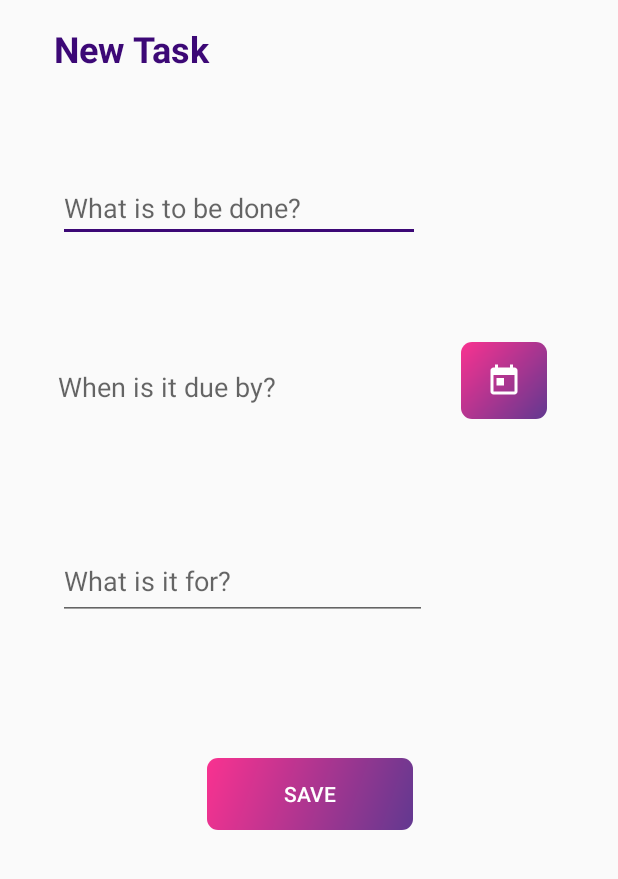
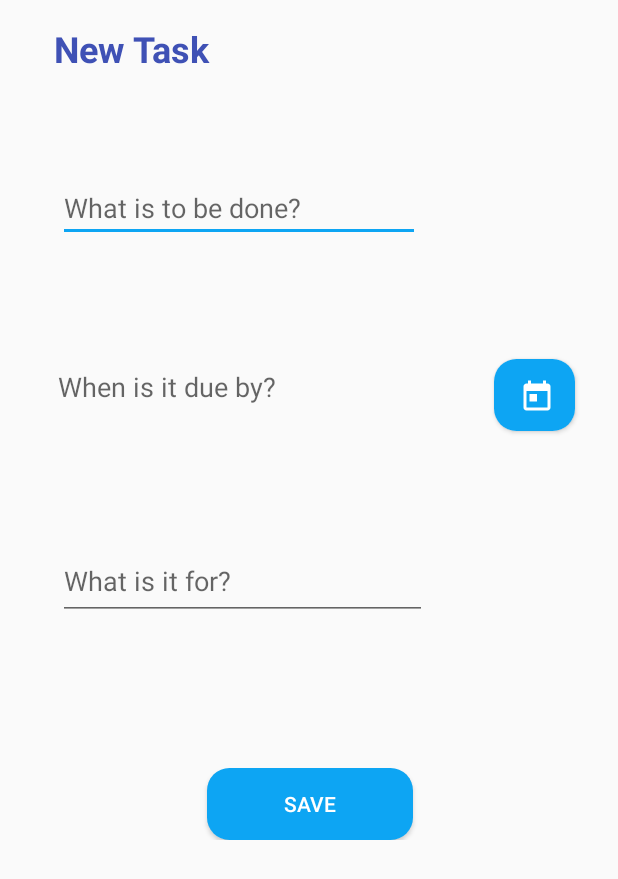
Before and after one commit to yvmatts28/Finite, an Android app: the layout fragment_save_task.xml on its own in the app's theme, with its tools: preview values and no code run, on a phone screen of 412 x 824 dp. Shown: the top 879 px of the screen. Run offline under Robolectric (Android 15) with nearby library versions, the phone set to English and light mode, and no system bars.

Commit message:
Problem with SQLite Db. Splash Screen & Colors Added.

```diff
--- a/app/build.gradle
+++ b/app/build.gradle
@@ -24,7 +24,7 @@ android {
 
 dependencies {
     implementation fileTree(dir: 'libs', include: ['*.jar'])
-    implementation"org.jetbrains.kotlin:kotlin-stdlib-jre7:$kotlin_version"
+    implementation "org.jetbrains.kotlin:kotlin-stdlib-jre7:$kotlin_version"
     implementation 'com.android.support:appcompat-v7:26.1.0'
     implementation 'com.android.support.constraint:constraint-layout:1.0.2'
     compile 'com.android.support:appcompat-v7:26.0.0-alpha1'
--- a/app/src/main/java/com/technology/olympian/finite/Activity/MainActivity.kt
+++ b/app/src/main/java/com/technology/olympian/finite/Activity/MainActivity.kt
@@ -39,7 +39,7 @@ class MainActivity : AppCompatActivity(),FullScreenDialogFragment.OnDiscardListe
 
 
 
-        fab_menu.addTask.setOnClickListener {
+        fab_add.setOnClickListener {
 
             var saveFragment = FullScreenDialogFragment.Builder(this@MainActivity)
                     .setTitle(" ")
--- a/app/src/main/res/layout/fragment_save_task.xml
+++ b/app/src/main/res/layout/fragment_save_task.xml
@@ -9,6 +9,7 @@
     <LinearLayout
         android:layout_width="match_parent"
         android:layout_height="match_parent">
+
         <ScrollView
             android:layout_width="match_parent"
             android:layout_height="match_parent"
@@ -69,40 +70,6 @@
                     app:layout_constraintStart_toStartOf="parent"
                     app:layout_constraintTop_toBottomOf="@+id/dateText" />
 
-                <ImageButton
-                    android:id="@+id/calendarBtn"
-                    android:layout_width="57dp"
-                    android:layout_height="51dp"
-                    android:layout_marginBottom="8dp"
-                    android:layout_marginEnd="8dp"
-                    android:layout_marginStart="8dp"
-                    android:layout_marginTop="8dp"
-                    android:background="@drawable/grad"
-
-                    android:src="@drawable/ic_calendar_24dp"
-                    app:layout_constraintBottom_toBottomOf="parent"
-                    app:layout_constraintEnd_toEndOf="parent"
-                    app:layout_constraintHorizontal_bias="0.4"
-                    app:layout_constraintStart_toEndOf="@+id/dateText"
-                    app:layout_constraintTop_toTopOf="parent"
-                    app:layout_constraintVertical_bias="0.444" />
-
-                <Button
-                    android:id="@+id/saveBtn"
-                    android:layout_width="137dp"
-                    android:layout_height="wrap_content"
-                    android:layout_marginEnd="8dp"
-                    android:layout_marginStart="8dp"
-                    android:layout_marginTop="92dp"
-                    android:background="@drawable/grad"
-                    android:text="Save"
-                    android:textColor="@android:color/background_light"
-
-                    app:layout_constraintEnd_toEndOf="parent"
-                    app:layout_constraintHorizontal_bias="0.502"
-                    app:layout_constraintStart_toStartOf="parent"
-                    app:layout_constraintTop_toBottomOf="@+id/assignedByText" />
-
                 <TextView
                     android:id="@+id/textView2"
                     android:layout_width="wrap_content"
@@ -112,7 +79,7 @@
                     android:layout_marginStart="8dp"
                     android:layout_marginTop="8dp"
                     android:text="New Task"
-                    android:textColor="#3c0876"
+                    android:textColor="@color/colorPrimary"
                     android:textSize="24sp"
                     android:textStyle="bold"
                     app:layout_constraintBottom_toTopOf="@+id/taskText"
@@ -122,6 +89,81 @@
                     app:layout_constraintTop_toTopOf="parent"
                     app:layout_constraintVertical_bias="0.0" />
 
+                <android.support.v7.widget.CardView
+                    android:layout_width="137dp"
+                    android:layout_height="wrap_content"
+                    android:layout_marginBottom="20dp"
+                    android:layout_marginEnd="8dp"
+                    android:layout_marginStart="8dp"
+                    android:layout_marginTop="504dp"
+                    app:cardCornerRadius="15sp"
+                    app:layout_constraintEnd_toEndOf="parent"
+                    app:layout_constraintHorizontal_bias="0.502"
+                    app:layout_constraintStart_toStartOf="parent"
+                    app:layout_constraintTop_toTopOf="parent">
+
+                    <android.support.constraint.ConstraintLayout
+                        android:layout_width="match_parent"
+                        android:layout_height="match_parent">
+
+                        <Button
+                            android:id="@+id/saveBtn"
+                            android:layout_width="137dp"
+                            android:layout_height="wrap_content"
+                            android:layout_marginEnd="8dp"
+                            android:layout_marginStart="8dp"
+                            android:layout_marginTop="92dp"
+                            android:background="#0DA5F3"
+                            android:text="Save"
+                            android:textColor="@android:color/background_light"
+
+                            app:layout_constraintEnd_toEndOf="parent"
+                            app:layout_constraintHorizontal_bias="0.502"
+                            app:layout_constraintStart_toStartOf="parent" />
+                    </android.support.constraint.ConstraintLayout>
+                </android.support.v7.widget.CardView>
+
+                <android.support.v7.widget.CardView
+                    android:layout_width="54dp"
+                    android:layout_height="48dp"
+                    android:layout_marginBottom="8dp"
+                    android:layout_marginEnd="8dp"
+                    android:layout_marginStart="240dp"
+                    android:layout_marginTop="8dp"
+                    app:cardCornerRadius="15sp"
+                    app:layout_constraintBottom_toBottomOf="parent"
+                    app:layout_constraintEnd_toEndOf="parent"
+                    app:layout_constraintHorizontal_bias="0.866"
+                    app:layout_constraintStart_toStartOf="parent"
+                    app:layout_constraintTop_toTopOf="parent"
+                    app:layout_constraintVertical_bias="0.457">
+
+                    <android.support.constraint.ConstraintLayout
+                        android:layout_width="match_parent"
+                        android:layout_height="match_parent">
+
+                        <ImageButton
+                            android:id="@+id/calendarBtn"
+                            android:layout_width="57dp"
+                            android:layout_height="51dp"
+                            android:layout_gravity="center"
+                            android:layout_marginBottom="8dp"
+                            android:layout_marginEnd="8dp"
+                            android:layout_marginStart="8dp"
+                            android:layout_marginTop="8dp"
+                            android:background="#0DA5F3"
+
+                            android:src="@drawable/ic_calendar_24dp"
+                            app:layout_constraintBottom_toBottomOf="parent"
+                            app:layout_constraintEnd_toEndOf="parent"
+                            app:layout_constraintHorizontal_bias="0.473"
+                            app:layout_constraintStart_toStartOf="parent"
+                            app:layout_constraintTop_toTopOf="parent" />
+
+                    </android.support.constraint.ConstraintLayout>
+                </android.support.v7.widget.CardView>
+
+
             </android.support.constraint.ConstraintLayout>
         </ScrollView>
     </LinearLayout>
--- a/app/src/main/res/values/styles.xml
+++ b/app/src/main/res/values/styles.xml
@@ -5,7 +5,7 @@
         <!-- Customize your theme here. -->
         <item name="colorPrimary">@color/colorPrimary</item>
         <item name="colorPrimaryDark">@color/colorPrimaryDark</item>
-        <item name="colorAccent">#3c0876</item>
+        <item name="colorAccent">#0DA5F3</item>
     </style>
 
 </resources>
```
Also changed, not shown: app/src/main/AndroidManifest.xml (+7 -0 lines), app/src/main/java/com/technology/olympian/finite/Activity/SaveTaskFragment.kt (+11 -3 lines), app/src/main/res/layout/activity_main.xml (+24 -80 lines).
